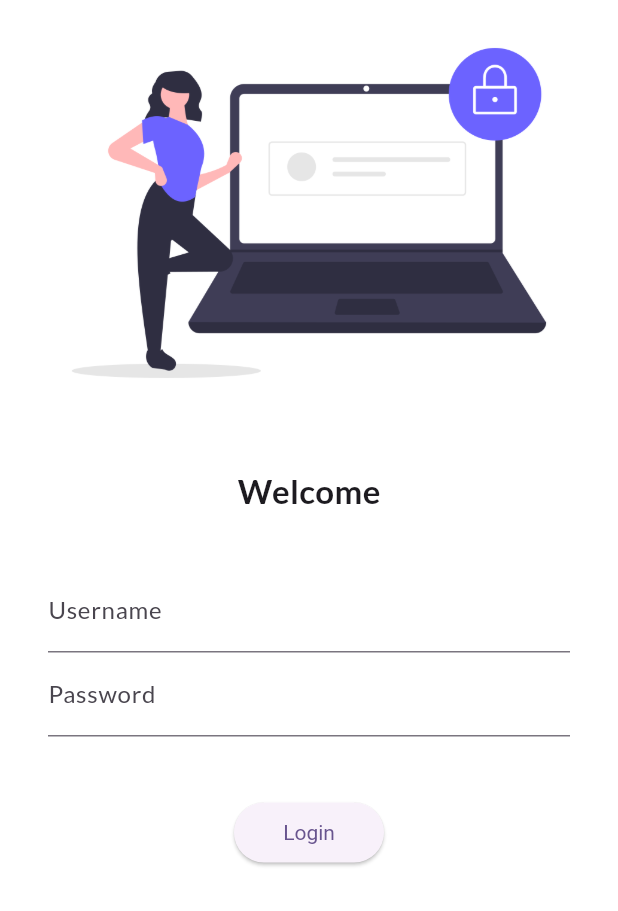
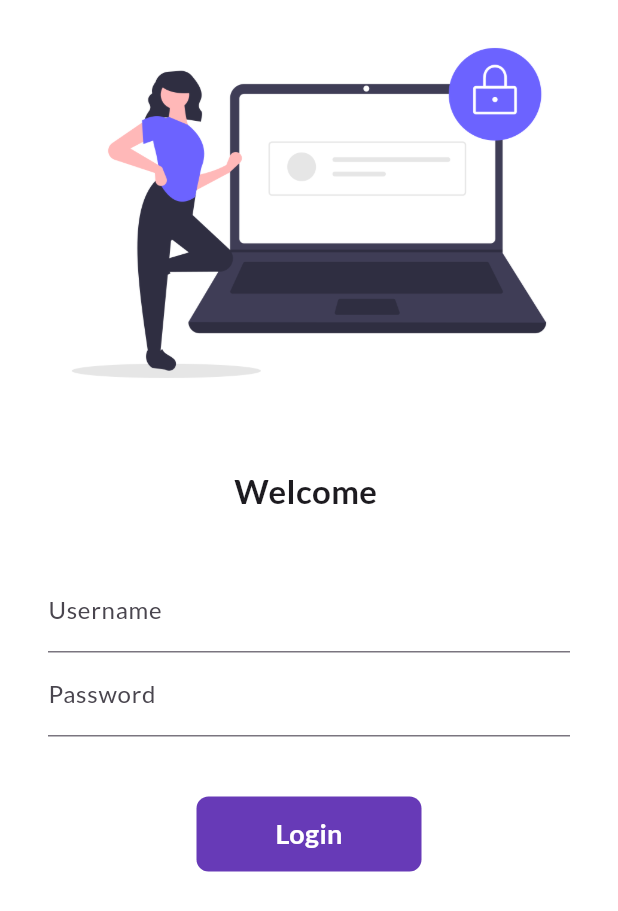
Before and after one commit to KushalTonystarkC/flutterpractice_kushal, a Flutter app: the screen it shows after launch, on a phone screen of 412 x 824 dp. Shown: the top 911 px of the screen. Run offline on Flutter 3.47's test engine with Material 3 defaults, Android fonts, the phone set to English and light mode, and no system bars; our stand-ins replace google_fonts.

Commit message:
Added ripple effect

```diff
--- a/lib/pages/login_page.dart
+++ b/lib/pages/login_page.dart
@@ -1,9 +1,16 @@
 import 'package:flutter/material.dart';
 import 'package:testproject/utils/routes.dart';
 
-class LoginPage extends StatelessWidget {
+class LoginPage extends StatefulWidget {
   const LoginPage({super.key});
 
+  @override
+  State<LoginPage> createState() => _LoginPageState();
+}
+
+class _LoginPageState extends State<LoginPage> {
+  String name = "";
+  bool changeButton = false;
   @override
   Widget build(BuildContext context) {
     return Material(
@@ -16,7 +23,7 @@ class LoginPage extends StatelessWidget {
               height: 28.0,
             ),
             Text(
-              "Welcome",
+              "Welcome $name",
               style: TextStyle(fontSize: 22, fontWeight: FontWeight.bold),
             ),
             SizedBox(
@@ -32,6 +39,10 @@ class LoginPage extends StatelessWidget {
                       hintText: "Enter Username",
                       labelText: "Username",
                     ),
+                    onChanged: (value) {
+                      name = value;
+                      setState(() {});
+                    },
                   ),
                   TextFormField(
                     decoration: InputDecoration(
@@ -43,15 +54,46 @@ class LoginPage extends StatelessWidget {
                   SizedBox(
                     height: 40.0,
                   ),
-                  ElevatedButton(
-                    onPressed: () {
-                      Navigator.pushNamed(context, MyRoutes.homeRoutes);
-                    },
-                    child: Text("Login"),
-                    style: TextButton.styleFrom(
-                        minimumSize: Size(100, 40),
-                        textStyle: TextStyle(color: Colors.white)),
-                  ),
+                  Material(
+                    color: Colors.deepPurple,
+                    borderRadius: BorderRadius.circular(8),
+                    child: InkWell(
+                      onTap: () async {
+                        setState(() {
+                          changeButton = true;
+                        });
+                        await Future.delayed(Duration(seconds: 1));
+                        Navigator.pushNamed(context, MyRoutes.homeRoutes);
+                      },
+                      child: AnimatedContainer(
+                        duration: Duration(seconds: 1),
+                        width: changeButton ? 50 : 150,
+                        height: 50,
+                        child: changeButton
+                            ? Icon(
+                                Icons.done,
+                                color: Colors.white,
+                              )
+                            : Text(
+                                "Login",
+                                style: TextStyle(
+                                    color: Colors.white,
+                                    fontWeight: FontWeight.bold,
+                                    fontSize: 18),
+                              ),
+                        alignment: Alignment.center,
+                      ),
+                    ),
+                  )
+                  // ElevatedButton(
+                  //   onPressed: () {
+                  //     Navigator.pushNamed(context, MyRoutes.homeRoutes);
+                  //   },
+                  //   child: Text("Login"),
+                  //   style: TextButton.styleFrom(
+                  //       minimumSize: Size(100, 40),
+                  //       textStyle: TextStyle(color: Colors.white)),
+                  // ),
                 ],
               ),
             ),
```
